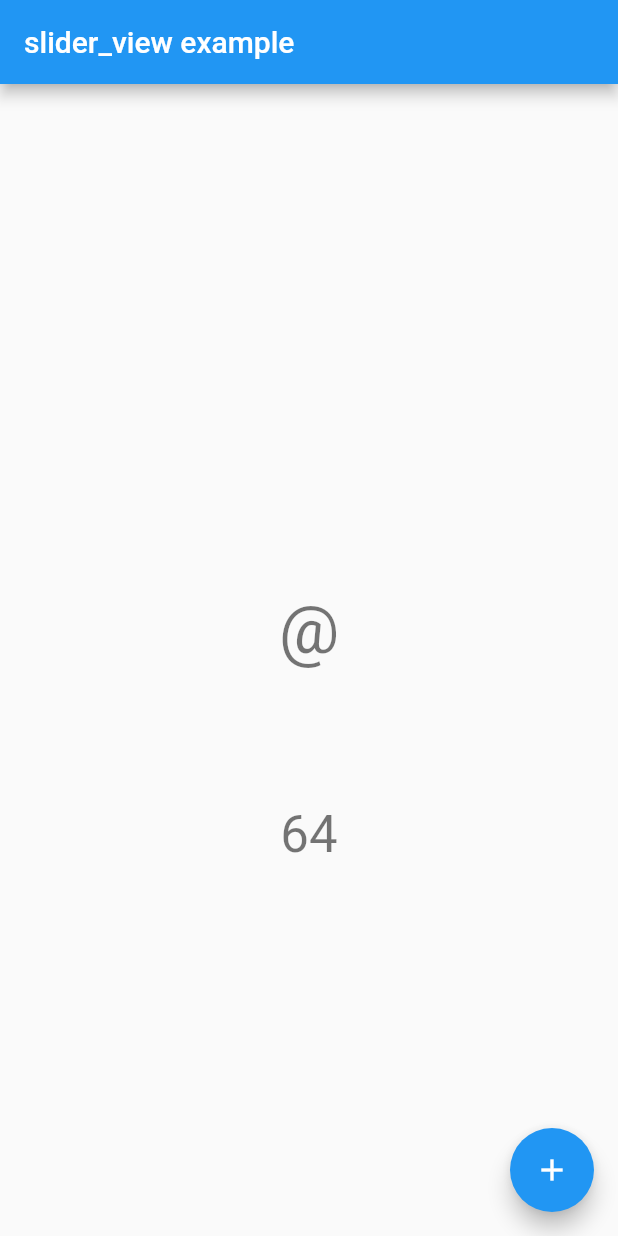
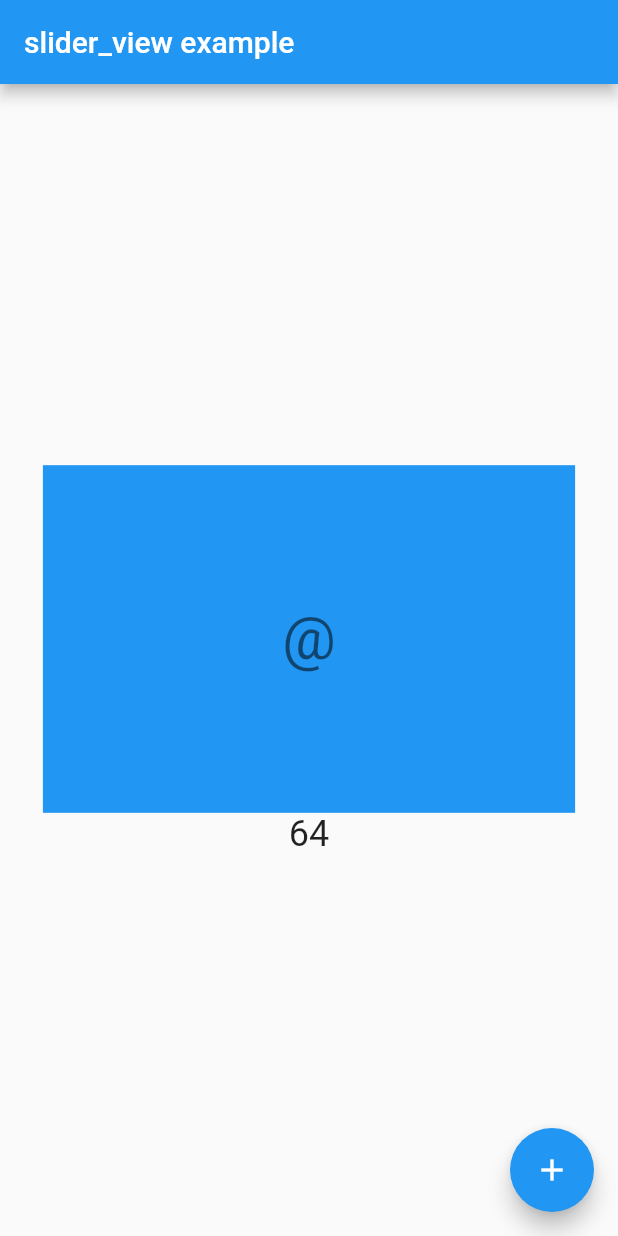
Before and after one commit to fluttercandies/flutter_slider_view, a Flutter app: the screen it shows after launch, on a phone screen of 412 x 824 dp. Run offline on Flutter 3.47's test engine with Material 2 defaults, Android fonts, the phone set to English and light mode, and no system bars; our stand-ins replace equatable.

Commit message:
🚨 Update exmaple and fix linter warnings (#2)

```diff
--- a/example/lib/main.dart
+++ b/example/lib/main.dart
@@ -53,14 +53,20 @@ class _DemoPageState extends State<DemoPage> {
               config: SliderViewConfig<String>(
                 aspectRatio: 16 / 9,
                 models: characters,
-                itemBuilder: (String e) => Center(
-                  child: Text(e, style: Theme.of(context).textTheme.headline3),
+                viewportFraction: 0.9, // Set to 1.0 to occupy the full viewport
+                itemBuilder: (String e) => Container(
+                  margin: const EdgeInsets.symmetric(horizontal: 8),
+                  color: Theme.of(context).primaryColor,
+                  child: Center(
+                    child: Text(e,
+                        style: Theme.of(context).textTheme.headlineLarge),
+                  ),
                 ),
               ),
             ),
             Text(
               '$_counter',
-              style: Theme.of(context).textTheme.headline4,
+              style: Theme.of(context).textTheme.headlineSmall,
             ),
           ],
         ),
```
